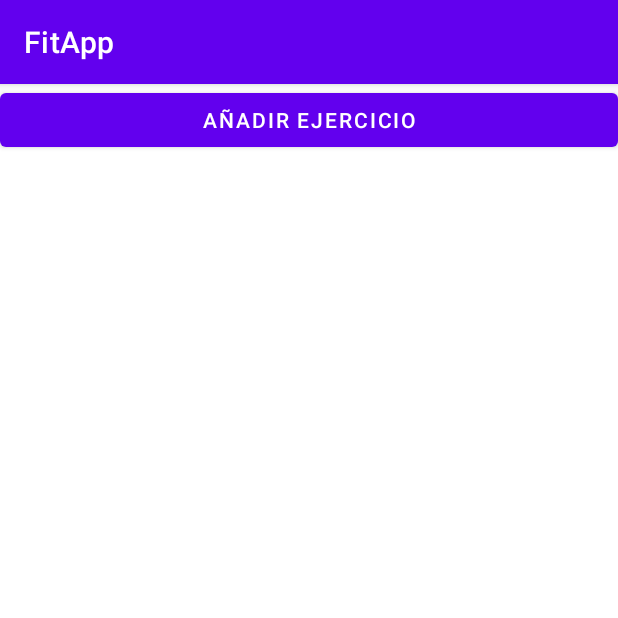
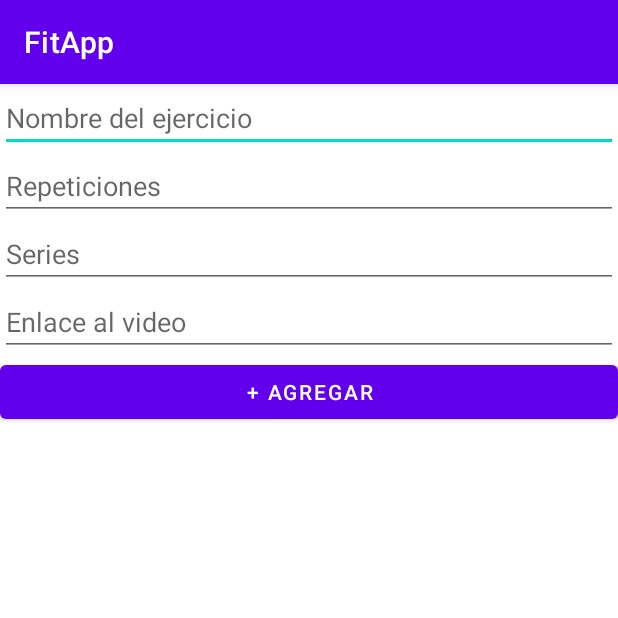
Before and after one commit to Alvarwow/FitApp, an Android app: the Home screen opened directly, with no data from a screen before it, after a tap on "AÑADIR EJERCICIO", on a phone screen of 412 x 824 dp, the top half of it. Run offline under Robolectric (Android 15) with nearby library versions, the phone set to English and light mode, and no system bars; our stand-ins replace Firebase (no records; nobody signed in at launch, a user with empty details on screens opened directly).

```diff
--- a/app/src/main/AndroidManifest.xml
+++ b/app/src/main/AndroidManifest.xml
@@ -9,7 +9,8 @@
         android:roundIcon="@mipmap/ic_launcher_round"
         android:supportsRtl="true"
         android:theme="@style/Theme.FitApp">
-        <activity android:name=".Home"></activity>
+        <activity android:name=".formuInsert"></activity>
+        <activity android:name=".Home" />
         <activity android:name=".MainActivity">
             <intent-filter>
                 <action android:name="android.intent.action.MAIN" />
--- a/app/src/main/java/com/example/fitapp/Home.java
+++ b/app/src/main/java/com/example/fitapp/Home.java
@@ -1,13 +1,19 @@
 package com.example.fitapp;
 
+import androidx.annotation.NonNull;
 import androidx.appcompat.app.AppCompatActivity;
 
+import android.content.Intent;
 import android.os.Bundle;
+import android.util.Log;
 import android.view.View;
 import android.widget.Button;
 
+import com.google.firebase.database.DataSnapshot;
+import com.google.firebase.database.DatabaseError;
 import com.google.firebase.database.DatabaseReference;
 import com.google.firebase.database.FirebaseDatabase;
+import com.google.firebase.database.ValueEventListener;
 
 public class Home extends AppCompatActivity implements View.OnClickListener {
     private DatabaseReference mDatabase;
@@ -25,25 +31,14 @@ public class Home extends AppCompatActivity implements View.OnClickListener {
     public void onClick(View v) {
         switch (v.getId()){
             case R.id.bAnnadir:
-                nuevoEjercicio();
+                Intent intent = new Intent(this, formuInsert.class);
+
+                startActivity(intent);
+                finish();
                 return;
         }
     }
 
 
-    public void nuevoEjercicio(){
-        ejercicio e=new ejercicio();
-        e.setNombre("Flexiones");
-        e.setRepeticiones(25);
-        e.setSeries(4);
-        e.setVideo("hola");
 
-        // Write a message to the database
-        mDatabase = FirebaseDatabase.getInstance("https://fitapp-1ca9d-default-rtdb.europe-west1.firebasedatabase.app/").getReference("ejercicio");
-
-        mDatabase.push().setValue(e);
-
-
-        System.out.println("e introducido");
-    }
 }
--- /dev/null
+++ b/app/src/main/java/com/example/fitapp/formuInsert.java
@@ -0,0 +1,80 @@
+package com.example.fitapp;
+
+import androidx.appcompat.app.AppCompatActivity;
+
+import android.os.Bundle;
+import android.util.Log;
+import android.view.View;
+import android.widget.Button;
+import android.widget.EditText;
+import android.widget.TextView;
+
+import com.google.firebase.database.DataSnapshot;
+import com.google.firebase.database.DatabaseError;
+import com.google.firebase.database.DatabaseReference;
+import com.google.firebase.database.FirebaseDatabase;
+import com.google.firebase.database.ValueEventListener;
+
+import org.w3c.dom.Text;
+
+public class formuInsert extends AppCompatActivity implements View.OnClickListener {
+    private DatabaseReference mDatabase;
+    @Override
+    protected void onCreate(Bundle savedInstanceState) {
+        super.onCreate(savedInstanceState);
+        setContentView(R.layout.activity_formu_insert);
+        Button annadirEjercicio=findViewById(R.id.bAgregar);
+        TextView texto=findViewById(R.id.eNombre);
+        annadirEjercicio.setOnClickListener(this);
+        mDatabase = FirebaseDatabase.getInstance("https://fitapp-1ca9d-default-rtdb.europe-west1.firebasedatabase.app/").getReference("ejercicio");
+        mDatabase.addValueEventListener(new ValueEventListener() {
+            @Override
+            public void onDataChange(DataSnapshot dataSnapshot) {
+                // This method is called once with the initial value and again
+                // whenever data at this location is updated.
+for (DataSnapshot dataSnapshot1: dataSnapshot.getChildren()){
+ejercicio eje= dataSnapshot1.getValue(ejercicio.class);
+    Log.e("Datos",""+eje.getNombre());
+}
+
+
+
+            }
+
+            @Override
+            public void onCancelled(DatabaseError error) {
+                // Failed to read value
+                Log.w("Datos", "Failed to read value.", error.toException());
+            }
+        });
+    }
+
+
+    @Override
+    public void onClick(View v) {
+        switch (v.getId()){
+            case R.id.bAgregar:
+                nuevoEjercicio();
+                return;
+        }
+    }
+    public void nuevoEjercicio(){
+        EditText nombre=findViewById(R.id.eNombre);
+        EditText repeticiones=findViewById(R.id.eRepeticiones);
+        EditText series=findViewById(R.id.eSeries);
+        EditText video=findViewById(R.id.eVideo);
+        ejercicio e=new ejercicio();
+        e.setNombre(nombre.getText().toString());
+        e.setRepeticiones(Integer.parseInt(repeticiones.getText().toString()));
+        e.setSeries(Integer.parseInt(series.getText().toString()));
+        e.setVideo(video.getText().toString());
+
+        // Write a message to the database
+        mDatabase = FirebaseDatabase.getInstance("https://fitapp-1ca9d-default-rtdb.europe-west1.firebasedatabase.app/").getReference("ejercicio");
+
+        mDatabase.push().setValue(e);
+
+
+        System.out.println("e introducido");
+    }
+}
--- /dev/null
+++ b/app/src/main/res/layout/activity_formu_insert.xml
@@ -0,0 +1,48 @@
+<?xml version="1.0" encoding="utf-8"?>
+<LinearLayout xmlns:android="http://schemas.android.com/apk/res/android"
+    xmlns:app="http://schemas.android.com/apk/res-auto"
+    xmlns:tools="http://schemas.android.com/tools"
+    android:layout_width="match_parent"
+    android:layout_height="match_parent"
+    tools:context=".formuInsert"
+    android:orientation="vertical">
+
+    <EditText
+        android:id="@+id/eNombre"
+        android:layout_width="match_parent"
+        android:layout_height="wrap_content"
+        android:ems="10"
+        android:hint="Nombre del ejercicio"
+        android:inputType="textPersonName" />
+
+    <EditText
+        android:id="@+id/eRepeticiones"
+        android:layout_width="match_parent"
+        android:layout_height="wrap_content"
+        android:ems="10"
+        android:hint="Repeticiones"
+        android:inputType="number" />
+
+    <EditText
+        android:id="@+id/eSeries"
+        android:layout_width="match_parent"
+        android:layout_height="wrap_content"
+        android:ems="10"
+        android:hint="Series"
+        android:inputType="number" />
+
+    <EditText
+        android:id="@+id/eVideo"
+        android:layout_width="match_parent"
+        android:layout_height="wrap_content"
+        android:ems="10"
+        android:hint="Enlace al video"
+        android:inputType="textPersonName" />
+
+    <Button
+        android:id="@+id/bAgregar"
+        android:layout_width="match_parent"
+        android:layout_height="wrap_content"
+        android:text="+ Agregar" />
+
+</LinearLayout>
```
Also changed, not shown: app/src/main/java/com/example/fitapp/MainActivity.java (+20 -0 lines), app/src/main/res/layout/activity_home.xml (+23 -2 lines).
